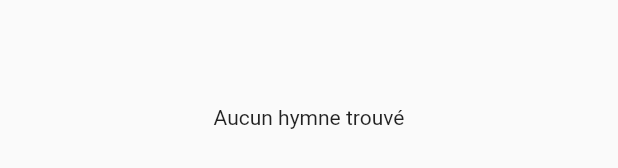
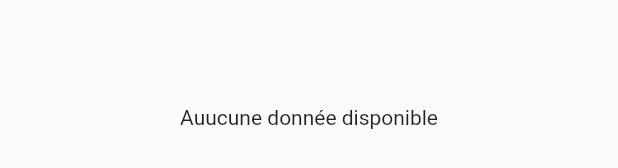
Before and after one commit to rzjosia/hiradvantista, a Flutter app: the HymnFilterWidget widget shown alone on an empty page, opened directly, on a phone screen of 412 x 824 dp. Shown: the part 501-669 px from the top of the screen. Run offline on Flutter 3.47's test engine with Material 2 defaults, Android fonts, the phone set to English and light mode, and no system bars; our stand-ins replace animated_bottom_navigation_bar, flutter_native_splash, flutter_riverpod, font_awesome_flutter, go_router, hive and 5 more; missing offline and left inert: flutter_donation_buttons; accounts and stored records are empty.

Commit message:
Revert "fix spelling"
This reverts commit 5b56398f4eb08320c5b2fd88fa90b76abca152ce.

```diff
--- a/lib/src/features/hymn/presentation/ui/hymn_list_screen.dart
+++ b/lib/src/features/hymn/presentation/ui/hymn_list_screen.dart
@@ -20,7 +20,7 @@ class HymnListScreen extends StatelessWidget {
             flexibleSpace: FlexibleSpaceBar(
               titlePadding: const EdgeInsets.only(
                   left: 76, right: 45, bottom: 16, top: 52),
-              title: const Text('Fihirana',
+              title: const Text('Hira',
                   style: TextStyle(
                       color: Colors.white,
                       fontSize: 20,
--- a/lib/src/features/hymn/presentation/widget/hymn_filter_widget.dart
+++ b/lib/src/features/hymn/presentation/widget/hymn_filter_widget.dart
@@ -25,8 +25,6 @@ class HymnFilterWidget extends ConsumerWidget {
     Future<List<HymnModel>> hymn =
         service.getFilteredHymns(filterType, searchQuery: searchQuery);
 
-    String errorMessage = "Aucun hymne trouvé";
-
     if (isSliver) {
       return FutureBuilder(
         future: hymn,
@@ -35,8 +33,8 @@ class HymnFilterWidget extends ConsumerWidget {
             final data = snapshot.data as List<HymnModel>;
 
             if (data.isEmpty) {
-              return SliverCenter(
-                child: Text(errorMessage),
+              return const SliverCenter(
+                child: Text("Aucune donnée disponible"),
               );
             }
 
@@ -66,8 +64,8 @@ class HymnFilterWidget extends ConsumerWidget {
           final data = snapshot.data as List<HymnModel>;
 
           if (data.isEmpty) {
-            return Center(
-              child: Text(errorMessage),
+            return const Center(
+              child: Text("Auucune donnée disponible"),
             );
           }
 
--- a/lib/src/features/setting/presentation/ui/setting_screen.dart
+++ b/lib/src/features/setting/presentation/ui/setting_screen.dart
@@ -64,7 +64,7 @@ class _SettingScreenState extends ConsumerState<SettingScreen> {
                       },
                     ),
                     Text(
-                      'Taille : $fontSize',
+                      'Current font size: $fontSize',
                       style: TextStyle(
                         fontSize: fontSize.toDouble(),
                       ),
```
